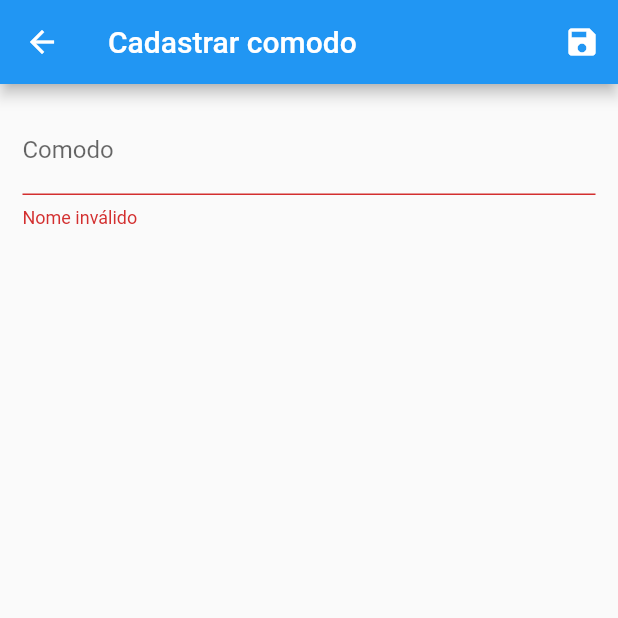
After one commit to JulioAltenhofen/projeto_casa_arduino, a Flutter app: the ComodoForm screen opened by its route, after a tap on the "save" icon, on a phone screen of 412 x 824 dp, the top half of it. The commit adds this screen. Run offline on Flutter 3.47's test engine with Material 2 defaults, Android fonts, the phone set to English and light mode, and no system bars; statements that could not run were skipped.

Commit message:
Adicionar comodo

```diff
--- a/lib/main.dart
+++ b/lib/main.dart
@@ -1,7 +1,9 @@
 import 'package:flutter/material.dart';
+import 'package:projeto_casa_arduino/models/comodo.dart';
 import 'package:projeto_casa_arduino/provider/comodos.dart';
 import 'package:projeto_casa_arduino/provider/users.dart';
 import 'package:projeto_casa_arduino/routes/app_routes.dart';
+import 'package:projeto_casa_arduino/views/comodo_form.dart';
 import 'package:projeto_casa_arduino/views/comodos_list.dart';
 import 'package:projeto_casa_arduino/views/home.dart';
 import 'package:projeto_casa_arduino/views/login.dart';
@@ -35,6 +37,7 @@ class MyApp extends StatelessWidget {
           AppRoutes.COMODOS_LIST: (_) => ComodosList(),
           AppRoutes.SIGNUP: (_) => Signup(),
           AppRoutes.LOGIN: (_) => Login(),
+          AppRoutes.CADASTRO_COMODOS: (_) => ComodoForm(),
         },
       ),
     );
--- a/lib/models/comodo.dart
+++ b/lib/models/comodo.dart
@@ -8,6 +8,6 @@ class Comodo {
   const Comodo({
     this.id,
     @required this.name,
-    @required this.dispositivos,
+    this.dispositivos,
   });
 }
--- a/lib/provider/comodos.dart
+++ b/lib/provider/comodos.dart
@@ -55,7 +55,7 @@ class Comodos with ChangeNotifier {
   void remove(Comodo comodo) {
     if (comodo.id != null && comodo.id != null) {
       _items.remove(comodo);
-      //notifica o provider q mudou
+
       notifyListeners();
     }
   }
--- a/lib/routes/app_routes.dart
+++ b/lib/routes/app_routes.dart
@@ -4,4 +4,5 @@ class AppRoutes {
   static const COMODOS_LIST = '/comodos';
   static const SIGNUP = '/signup';
   static const LOGIN = '/login';
+  static const CADASTRO_COMODOS = '/comodo-form';
 }
--- /dev/null
+++ b/lib/views/comodo_form.dart
@@ -0,0 +1,92 @@
+import 'package:flutter/material.dart';
+import 'package:projeto_casa_arduino/models/comodo.dart';
+import 'package:projeto_casa_arduino/models/user.dart';
+import 'package:projeto_casa_arduino/provider/comodos.dart';
+import 'package:projeto_casa_arduino/provider/users.dart';
+import 'package:provider/provider.dart';
+
+class ComodoForm extends StatefulWidget {
+  @override
+  _ComodoFormState createState() => _ComodoFormState();
+}
+
+class _ComodoFormState extends State<ComodoForm> {
+  final _form = GlobalKey<FormState>();
+
+  final Map<String, String> _formData = {};
+
+  void _loadFormData(Comodo comodo) {
+    if (comodo != null) {
+      _formData['id'] = comodo.id!;
+      _formData['name'] = comodo.name!;
+      _formData['dispositivos'] = comodo.dispositivos!;
+    }
+  }
+
+  @override
+  void didChangeDependencies() {
+    super.didChangeDependencies();
+
+    final Comodo? comodo =
+        ModalRoute.of(context)!.settings.arguments as Comodo?;
+    if (comodo != null) {
+      _loadFormData(comodo);
+    }
+  }
+
+  @override
+  Widget build(BuildContext context) {
+    return Scaffold(
+      appBar: AppBar(
+        title: Text('Cadastrar comodo'),
+        actions: <Widget>[
+          IconButton(
+            icon: Icon(Icons.save),
+            onPressed: () {
+              final isValid = _form.currentState!.validate();
+
+              if (isValid) {
+                _form.currentState!.save();
+
+                Provider.of<Comodos>(context, listen: false).put(
+                  Comodo(
+                    id: _formData['id'],
+                    name: _formData['name'],
+                    dispositivos: _formData['dispositivos'],
+                  ),
+                );
+                Navigator.of(context).pop();
+              }
+            },
+          ),
+        ],
+      ),
+      body: Padding(
+        padding: EdgeInsets.all(15),
+        child: Form(
+          key: _form,
+          child: Column(
+            children: <Widget>[
+              TextFormField(
+                initialValue: _formData['name'],
+                decoration: InputDecoration(labelText: 'Comodo'),
+                validator: (value) {
+                  if (value == null || value.trim().isEmpty) {
+                    return 'Nome inválido';
+                  }
+
+                  if (value.trim().length < 3) {
+                    return 'Nome muito pequeno. No mínimo 3 letras.';
+                  }
+
+                  return null;
+                },
+                onSaved: (value) => _formData['name'] = value!,
+              ),
+            ],
+          ),
+        ),
+      ),
+    );
+  }
+}
--- a/lib/views/comodos_list.dart
+++ b/lib/views/comodos_list.dart
@@ -1,5 +1,6 @@
 import 'package:flutter/material.dart';
 import 'package:projeto_casa_arduino/components/comodo_tile.dart';
+import 'package:projeto_casa_arduino/models/comodo.dart';
 import 'package:projeto_casa_arduino/provider/comodos.dart';
 import 'package:projeto_casa_arduino/routes/app_routes.dart';
 import 'package:provider/provider.dart';
@@ -16,7 +17,7 @@ class ComodosList extends StatelessWidget {
           IconButton(
             icon: Icon(Icons.add),
             onPressed: () {
-              Navigator.of(context).pushNamed(AppRoutes.COMODOS_LIST);
+              Navigator.of(context).pushNamed(AppRoutes.CADASTRO_COMODOS);
             },
           ),
         ],
--- a/lib/views/user_list.dart
+++ b/lib/views/user_list.dart
@@ -16,7 +16,8 @@ class UserList extends StatelessWidget {
           IconButton(
             icon: Icon(Icons.add),
             onPressed: () {
-              Navigator.of(context).pushNamed(AppRoutes.USER_FORM);
+              // Navigator.of(context).pushNamed(AppRoutes.CADASTRO_COMODOS);
+              Navigator.of(context).pushReplacementNamed('/novocomodo');
             },
           ),
         ],
```
Also changed, not shown: lib/components/comodo_tile.dart (+12 -13 lines), lib/views/house.dart (deleted, +0 -121 lines).
